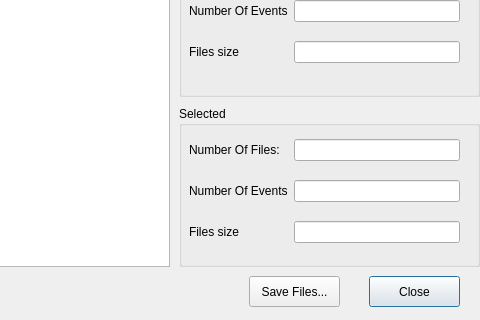
This is LHCbDIRAC/BookkeepingSystem/Gui/Widget/FileDialog.ui in antolu/LHCbDIRAC as Qt 5 draws it before an edit; both pictures show x 691 to 1171 and y 404 to 724 of the 1171 by 724 pixel window. The edited form follows.
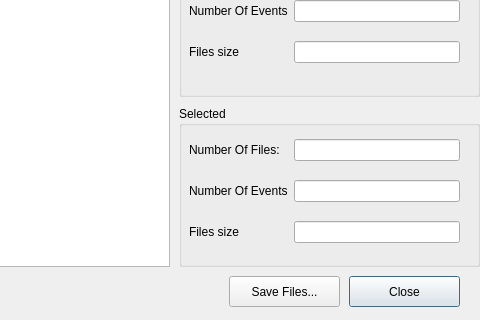
This is the edited form.

Patch:
```diff
--- a/LHCbDIRAC/BookkeepingSystem/Gui/Widget/FileDialog.ui
+++ b/LHCbDIRAC/BookkeepingSystem/Gui/Widget/FileDialog.ui
@@ -21,9 +21,9 @@
   <widget class="QPushButton" name="closeButton" >
    <property name="geometry" >
     <rect>
-     <x>1060</x>
+     <x>1040</x>
      <y>680</y>
-     <width>91</width>
+     <width>111</width>
      <height>31</height>
     </rect>
    </property>
@@ -44,9 +44,9 @@
   <widget class="QPushButton" name="saveButton" >
    <property name="geometry" >
     <rect>
-     <x>940</x>
+     <x>920</x>
      <y>680</y>
-     <width>91</width>
+     <width>111</width>
      <height>31</height>
     </rect>
    </property>
```
